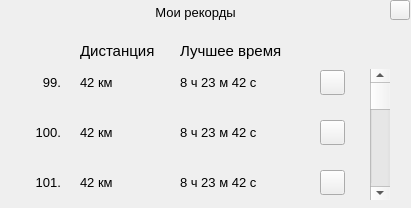
This is Program/new_design/my_records.ui in Daniil-Solo/Training-tracker as Qt 5 draws it before an edit. The edited form follows.
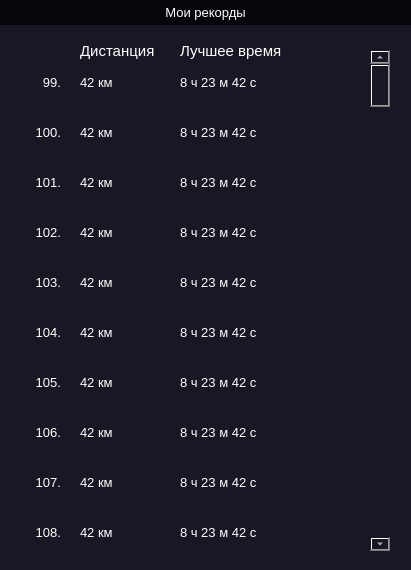
This is the edited form. Icons and pictures are not drawn.

Commit message: add style and color

The edit to the form file:
```diff
--- a/Program/new_design/my_records.ui
+++ b/Program/new_design/my_records.ui
@@ -7,19 +7,40 @@
     <x>0</x>
     <y>0</y>
     <width>411</width>
-    <height>208</height>
+    <height>570</height>
    </rect>
   </property>
   <property name="windowTitle">
    <string>MainWindow</string>
   </property>
+  <property name="styleSheet">
+   <string notr="true">*{
+border:none;
+}
+</string>
+  </property>
   <widget class="QWidget" name="centralwidget">
+   <property name="styleSheet">
+    <string notr="true">*{
+background-color: rgb(24, 24, 36);
+color: rgb(255, 255, 255)
+}
+
+QPushButton{
+}
+QPushButton::hover{
+	border: 0.5px solid rgb(230, 5, 64);
+}
+QPushButton::pressed{
+	border: 3px solid rgb(230, 5, 64);
+}</string>
+   </property>
    <widget class="QLabel" name="label">
     <property name="geometry">
      <rect>
       <x>0</x>
       <y>0</y>
-      <width>391</width>
+      <width>411</width>
       <height>25</height>
      </rect>
     </property>
@@ -28,6 +49,10 @@
       <pointsize>10</pointsize>
      </font>
     </property>
+    <property name="styleSheet">
+     <string notr="true">background-color: rgb(9, 5, 13);
+</string>
+    </property>
     <property name="text">
      <string>Мои рекорды</string>
     </property>
@@ -38,12 +63,15 @@
    <widget class="QPushButton" name="pushButton">
     <property name="geometry">
      <rect>
-      <x>390</x>
+      <x>387</x>
       <y>0</y>
-      <width>20</width>
-      <height>20</height>
+      <width>25</width>
+      <height>25</height>
      </rect>
     </property>
+    <property name="styleSheet">
+     <string notr="true">background-color: rgb(9, 5, 13);</string>
+    </property>
     <property name="text">
      <string/>
     </property>
@@ -53,8 +81,8 @@
     </property>
     <property name="iconSize">
      <size>
-      <width>20</width>
-      <height>20</height>
+      <width>25</width>
+      <height>25</height>
      </size>
     </property>
    </widget>
@@ -320,15 +348,536 @@
     <property name="geometry">
      <rect>
       <x>370</x>
-      <y>69</y>
+      <y>50</y>
       <width>20</width>
-      <height>131</height>
+      <height>501</height>
      </rect>
     </property>
+    <property name="styleSheet">
+     <string notr="true"/>
+    </property>
     <property name="orientation">
      <enum>Qt::Vertical</enum>
     </property>
    </widget>
+   <widget class="QLabel" name="label_13">
+    <property name="geometry">
+     <rect>
+      <x>80</x>
+      <y>320</y>
+      <width>71</width>
+      <height>25</height>
+     </rect>
+    </property>
+    <property name="font">
+     <font>
+      <pointsize>10</pointsize>
+     </font>
+    </property>
+    <property name="text">
+     <string>42 км</string>
+    </property>
+   </widget>
+   <widget class="QLabel" name="label_14">
+    <property name="geometry">
+     <rect>
+      <x>180</x>
+      <y>320</y>
+      <width>111</width>
+      <height>25</height>
+     </rect>
+    </property>
+    <property name="font">
+     <font>
+      <pointsize>10</pointsize>
+     </font>
+    </property>
+    <property name="text">
+     <string>8 ч 23 м 42 с</string>
+    </property>
+   </widget>
+   <widget class="QLabel" name="label_15">
+    <property name="geometry">
+     <rect>
+      <x>180</x>
+      <y>220</y>
+      <width>111</width>
+      <height>25</height>
+     </rect>
+    </property>
+    <property name="font">
+     <font>
+      <pointsize>10</pointsize>
+     </font>
+    </property>
+    <property name="text">
+     <string>8 ч 23 м 42 с</string>
+    </property>
+   </widget>
+   <widget class="QLabel" name="label_16">
+    <property name="geometry">
+     <rect>
+      <x>30</x>
+      <y>270</y>
+      <width>31</width>
+      <height>25</height>
+     </rect>
+    </property>
+    <property name="font">
+     <font>
+      <pointsize>10</pointsize>
+     </font>
+    </property>
+    <property name="text">
+     <string>103.</string>
+    </property>
+    <property name="alignment">
+     <set>Qt::AlignRight|Qt::AlignTrailing|Qt::AlignVCenter</set>
+    </property>
+   </widget>
+   <widget class="QPushButton" name="pushButton_5">
+    <property name="geometry">
+     <rect>
+      <x>320</x>
+      <y>220</y>
+      <width>25</width>
+      <height>25</height>
+     </rect>
+    </property>
+    <property name="text">
+     <string/>
+    </property>
+    <property name="icon">
+     <iconset resource="icons.qrc">
+      <normaloff>:/icons/icons/share-2.svg</normaloff>:/icons/icons/share-2.svg</iconset>
+    </property>
+   </widget>
+   <widget class="QLabel" name="label_17">
+    <property name="geometry">
+     <rect>
+      <x>180</x>
+      <y>270</y>
+      <width>111</width>
+      <height>25</height>
+     </rect>
+    </property>
+    <property name="font">
+     <font>
+      <pointsize>10</pointsize>
+     </font>
+    </property>
+    <property name="text">
+     <string>8 ч 23 м 42 с</string>
+    </property>
+   </widget>
+   <widget class="QPushButton" name="pushButton_6">
+    <property name="geometry">
+     <rect>
+      <x>320</x>
+      <y>270</y>
+      <width>25</width>
+      <height>25</height>
+     </rect>
+    </property>
+    <property name="text">
+     <string/>
+    </property>
+    <property name="icon">
+     <iconset resource="icons.qrc">
+      <normaloff>:/icons/icons/share-2.svg</normaloff>:/icons/icons/share-2.svg</iconset>
+    </property>
+   </widget>
+   <widget class="QLabel" name="label_18">
+    <property name="geometry">
+     <rect>
+      <x>30</x>
+      <y>220</y>
+      <width>31</width>
+      <height>25</height>
+     </rect>
+    </property>
+    <property name="font">
+     <font>
+      <pointsize>10</pointsize>
+     </font>
+    </property>
+    <property name="text">
+     <string>102.</string>
+    </property>
+    <property name="alignment">
+     <set>Qt::AlignRight|Qt::AlignTrailing|Qt::AlignVCenter</set>
+    </property>
+   </widget>
+   <widget class="QLabel" name="label_19">
+    <property name="geometry">
+     <rect>
+      <x>80</x>
+      <y>220</y>
+      <width>71</width>
+      <height>25</height>
+     </rect>
+    </property>
+    <property name="font">
+     <font>
+      <pointsize>10</pointsize>
+     </font>
+    </property>
+    <property name="text">
+     <string>42 км</string>
+    </property>
+   </widget>
+   <widget class="QPushButton" name="pushButton_7">
+    <property name="geometry">
+     <rect>
+      <x>320</x>
+      <y>320</y>
+      <width>25</width>
+      <height>25</height>
+     </rect>
+    </property>
+    <property name="text">
+     <string/>
+    </property>
+    <property name="icon">
+     <iconset resource="icons.qrc">
+      <normaloff>:/icons/icons/share-2.svg</normaloff>:/icons/icons/share-2.svg</iconset>
+    </property>
+   </widget>
+   <widget class="QLabel" name="label_20">
+    <property name="geometry">
+     <rect>
+      <x>30</x>
+      <y>320</y>
+      <width>31</width>
+      <height>25</height>
+     </rect>
+    </property>
+    <property name="font">
+     <font>
+      <pointsize>10</pointsize>
+     </font>
+    </property>
+    <property name="text">
+     <string>104.</string>
+    </property>
+    <property name="alignment">
+     <set>Qt::AlignRight|Qt::AlignTrailing|Qt::AlignVCenter</set>
+    </property>
+   </widget>
+   <widget class="QLabel" name="label_21">
+    <property name="geometry">
+     <rect>
+      <x>80</x>
+      <y>270</y>
+      <width>71</width>
+      <height>25</height>
+     </rect>
+    </property>
+    <property name="font">
+     <font>
+      <pointsize>10</pointsize>
+     </font>
+    </property>
+    <property name="text">
+     <string>42 км</string>
+    </property>
+   </widget>
+   <widget class="QLabel" name="label_22">
+    <property name="geometry">
+     <rect>
+      <x>80</x>
+      <y>470</y>
+      <width>71</width>
+      <height>25</height>
+     </rect>
+    </property>
+    <property name="font">
+     <font>
+      <pointsize>10</pointsize>
+     </font>
+    </property>
+    <property name="text">
+     <string>42 км</string>
+    </property>
+   </widget>
+   <widget class="QLabel" name="label_23">
+    <property name="geometry">
+     <rect>
+      <x>30</x>
+      <y>520</y>
+      <width>31</width>
+      <height>25</height>
+     </rect>
+    </property>
+    <property name="font">
+     <font>
+      <pointsize>10</pointsize>
+     </font>
+    </property>
+    <property name="text">
+     <string>108.</string>
+    </property>
+    <property name="alignment">
+     <set>Qt::AlignRight|Qt::AlignTrailing|Qt::AlignVCenter</set>
+    </property>
+   </widget>
+   <widget class="QLabel" name="label_24">
+    <property name="geometry">
+     <rect>
+      <x>180</x>
+      <y>370</y>
+      <width>111</width>
+      <height>25</height>
+     </rect>
+    </property>
+    <property name="font">
+     <font>
+      <pointsize>10</pointsize>
+     </font>
+    </property>
+    <property name="text">
+     <string>8 ч 23 м 42 с</string>
+    </property>
+   </widget>
+   <widget class="QLabel" name="label_25">
+    <property name="geometry">
+     <rect>
+      <x>30</x>
+      <y>470</y>
+      <width>31</width>
+      <height>25</height>
+     </rect>
+    </property>
+    <property name="font">
+     <font>
+      <pointsize>10</pointsize>
+     </font>
+    </property>
+    <property name="text">
+     <string>107.</string>
+    </property>
+    <property name="alignment">
+     <set>Qt::AlignRight|Qt::AlignTrailing|Qt::AlignVCenter</set>
+    </property>
+   </widget>
+   <widget class="QLabel" name="label_26">
+    <property name="geometry">
+     <rect>
+      <x>80</x>
+      <y>370</y>
+      <width>71</width>
+      <height>25</height>
+     </rect>
+    </property>
+    <property name="font">
+     <font>
+      <pointsize>10</pointsize>
+     </font>
+    </property>
+    <property name="text">
+     <string>42 км</string>
+    </property>
+   </widget>
+   <widget class="QLabel" name="label_27">
+    <property name="geometry">
+     <rect>
+      <x>180</x>
+      <y>470</y>
+      <width>111</width>
+      <height>25</height>
+     </rect>
+    </property>
+    <property name="font">
+     <font>
+      <pointsize>10</pointsize>
+     </font>
+    </property>
+    <property name="text">
+     <string>8 ч 23 м 42 с</string>
+    </property>
+   </widget>
+   <widget class="QLabel" name="label_28">
+    <property name="geometry">
+     <rect>
+      <x>80</x>
+      <y>520</y>
+      <width>71</width>
+      <height>25</height>
+     </rect>
+    </property>
+    <property name="font">
+     <font>
+      <pointsize>10</pointsize>
+     </font>
+    </property>
+    <property name="text">
+     <string>42 км</string>
+    </property>
+   </widget>
+   <widget class="QLabel" name="label_29">
+    <property name="geometry">
+     <rect>
+      <x>180</x>
+      <y>420</y>
+      <width>111</width>
+      <height>25</height>
+     </rect>
+    </property>
+    <property name="font">
+     <font>
+      <pointsize>10</pointsize>
+     </font>
+    </property>
+    <property name="text">
+     <string>8 ч 23 м 42 с</string>
+    </property>
+   </widget>
+   <widget class="QLabel" name="label_30">
+    <property name="geometry">
+     <rect>
+      <x>30</x>
+      <y>420</y>
+      <width>31</width>
+      <height>25</height>
+     </rect>
+    </property>
+    <property name="font">
+     <font>
+      <pointsize>10</pointsize>
+     </font>
+    </property>
+    <property name="text">
+     <string>106.</string>
+    </property>
+    <property name="alignment">
+     <set>Qt::AlignRight|Qt::AlignTrailing|Qt::AlignVCenter</set>
+    </property>
+   </widget>
+   <widget class="QLabel" name="label_31">
+    <property name="geometry">
+     <rect>
+      <x>180</x>
+      <y>520</y>
+      <width>111</width>
+      <height>25</height>
+     </rect>
+    </property>
+    <property name="font">
+     <font>
+      <pointsize>10</pointsize>
+     </font>
+    </property>
+    <property name="text">
+     <string>8 ч 23 м 42 с</string>
+    </property>
+   </widget>
+   <widget class="QPushButton" name="pushButton_8">
+    <property name="geometry">
+     <rect>
+      <x>320</x>
+      <y>420</y>
+      <width>25</width>
+      <height>25</height>
+     </rect>
+    </property>
+    <property name="text">
+     <string/>
+    </property>
+    <property name="icon">
+     <iconset resource="icons.qrc">
+      <normaloff>:/icons/icons/share-2.svg</normaloff>:/icons/icons/share-2.svg</iconset>
+    </property>
+   </widget>
+   <widget class="QLabel" name="label_32">
+    <property name="geometry">
+     <rect>
+      <x>80</x>
+      <y>420</y>
+      <width>71</width>
+      <height>25</height>
+     </rect>
+    </property>
+    <property name="font">
+     <font>
+      <pointsize>10</pointsize>
+     </font>
+    </property>
+    <property name="text">
+     <string>42 км</string>
+    </property>
+   </widget>
+   <widget class="QPushButton" name="pushButton_9">
+    <property name="geometry">
+     <rect>
+      <x>320</x>
+      <y>370</y>
+      <width>25</width>
+      <height>25</height>
+     </rect>
+    </property>
+    <property name="text">
+     <string/>
+    </property>
+    <property name="icon">
+     <iconset resource="icons.qrc">
+      <normaloff>:/icons/icons/share-2.svg</normaloff>:/icons/icons/share-2.svg</iconset>
+    </property>
+   </widget>
+   <widget class="QLabel" name="label_33">
+    <property name="geometry">
+     <rect>
+      <x>30</x>
+      <y>370</y>
+      <width>31</width>
+      <height>25</height>
+     </rect>
+    </property>
+    <property name="font">
+     <font>
+      <pointsize>10</pointsize>
+     </font>
+    </property>
+    <property name="text">
+     <string>105.</string>
+    </property>
+    <property name="alignment">
+     <set>Qt::AlignRight|Qt::AlignTrailing|Qt::AlignVCenter</set>
+    </property>
+   </widget>
+   <widget class="QPushButton" name="pushButton_10">
+    <property name="geometry">
+     <rect>
+      <x>320</x>
+      <y>470</y>
+      <width>25</width>
+      <height>25</height>
+     </rect>
+    </property>
+    <property name="text">
+     <string/>
+    </property>
+    <property name="icon">
+     <iconset resource="icons.qrc">
+      <normaloff>:/icons/icons/share-2.svg</normaloff>:/icons/icons/share-2.svg</iconset>
+    </property>
+   </widget>
+   <widget class="QPushButton" name="pushButton_11">
+    <property name="geometry">
+     <rect>
+      <x>320</x>
+      <y>520</y>
+      <width>25</width>
+      <height>25</height>
+     </rect>
+    </property>
+    <property name="text">
+     <string/>
+    </property>
+    <property name="icon">
+     <iconset resource="icons.qrc">
+      <normaloff>:/icons/icons/share-2.svg</normaloff>:/icons/icons/share-2.svg</iconset>
+    </property>
+   </widget>
   </widget>
  </widget>
  <resources>
```
